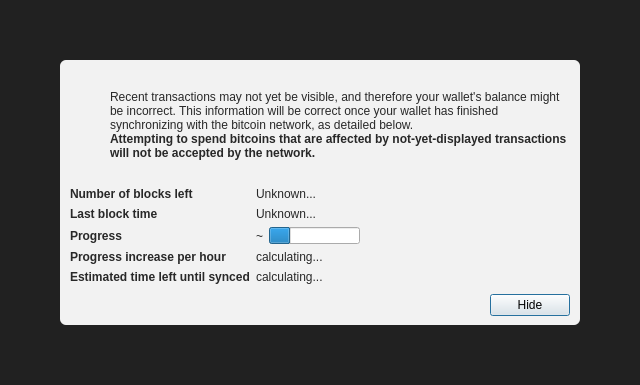
First picture: the form in src/qt/forms/modaloverlay.ui, repository wonko433/blackcoin-more, before the edit.
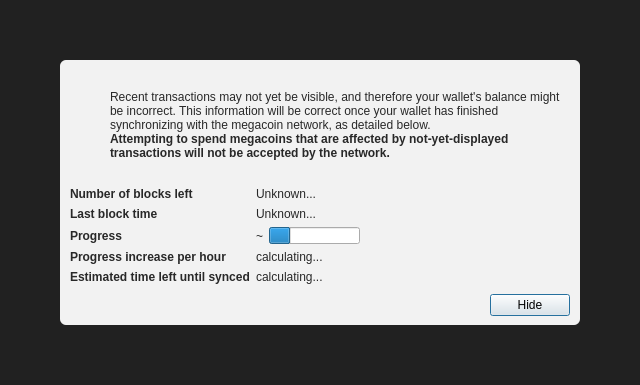
Second picture: the form after the edit. Icons and pictures are not drawn. Custom widgets are drawn as their Qt base class.

What changed in the file:
```diff
--- a/src/qt/forms/modaloverlay.ui
+++ b/src/qt/forms/modaloverlay.ui
@@ -130,7 +130,7 @@
              <item>
               <widget class="QLabel" name="infoText">
                <property name="text">
-                <string>Recent transactions may not yet be visible, and therefore your wallet's balance might be incorrect. This information will be correct once your wallet has finished synchronizing with the bitcoin network, as detailed below.</string>
+                <string>Recent transactions may not yet be visible, and therefore your wallet's balance might be incorrect. This information will be correct once your wallet has finished synchronizing with the megacoin network, as detailed below.</string>
                </property>
                <property name="textFormat">
                 <enum>Qt::RichText</enum>
@@ -149,7 +149,7 @@
                 </font>
                </property>
                <property name="text">
-                <string>Attempting to spend bitcoins that are affected by not-yet-displayed transactions will not be accepted by the network.</string>
+                <string>Attempting to spend megacoins that are affected by not-yet-displayed transactions will not be accepted by the network.</string>
                </property>
                <property name="textFormat">
                 <enum>Qt::RichText</enum>
```
